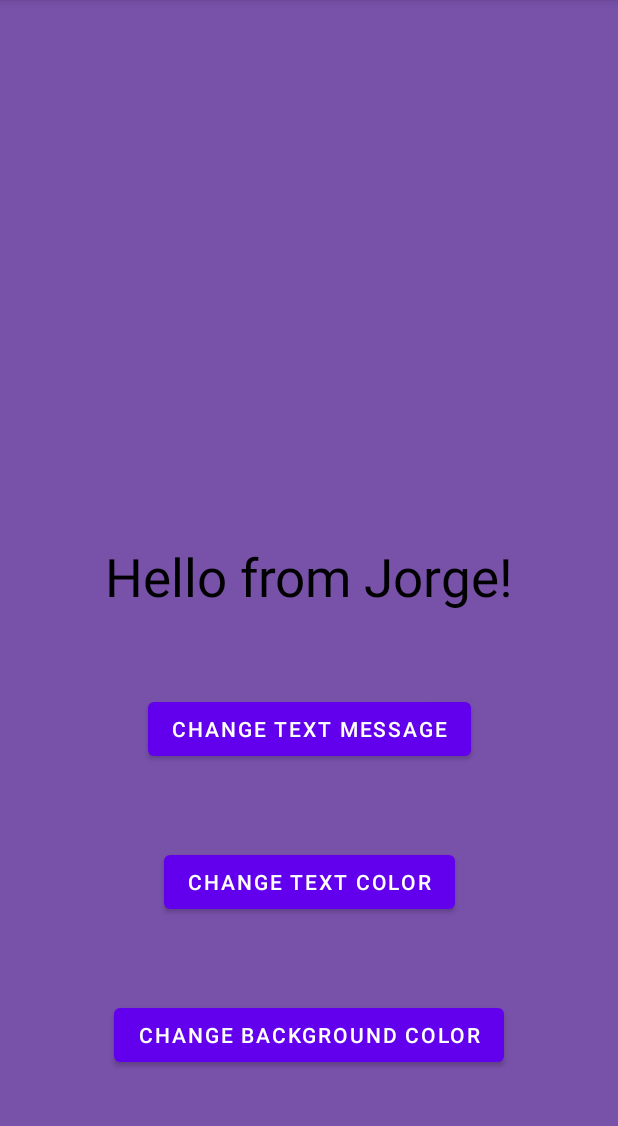
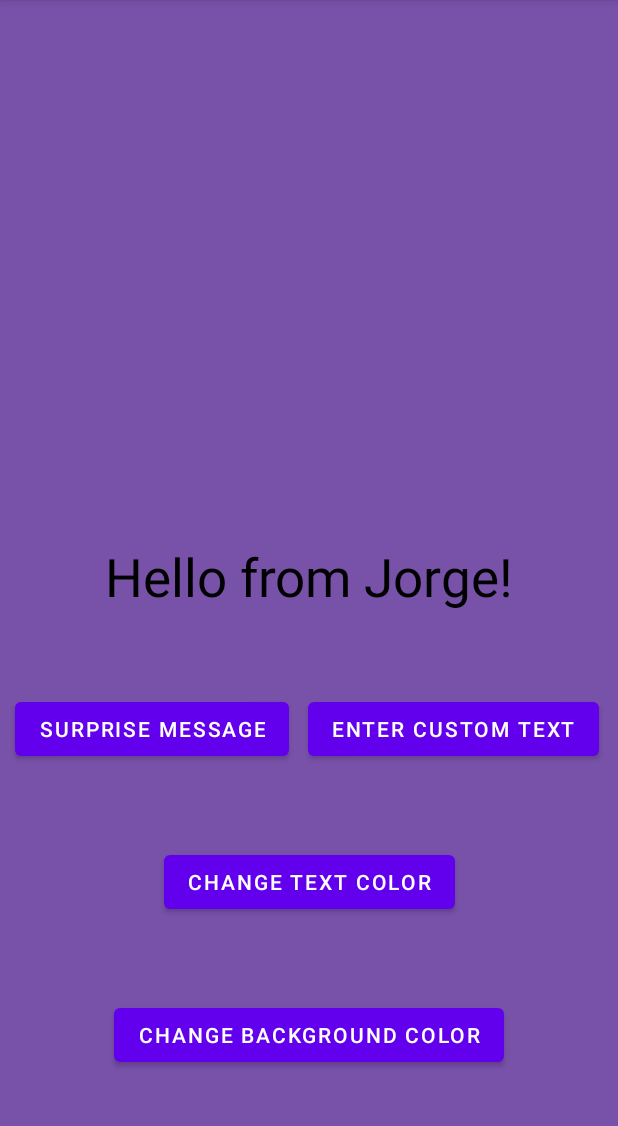
Before and after one commit to Jmdiaz1998/Codepath-Prework, an Android app: the screen it shows after launch (MainActivity), on a phone screen of 412 x 824 dp, the part 84-1210 px from its top. Run offline under Robolectric (Android 15) with nearby library versions, the phone set to English and light mode, and no system bars.

Commit message:
Made progress to complete optional user stories
Added variables from frequently used "FindbyView"s
Added Custom text button which calls for the user to enter custom text
Renamed button which calls for "Android is awesome" text to "Surprise me

```diff
--- a/MyFirstAppHelloWorld/app/src/main/java/com/example/myfirstapp_helloworld/MainActivity.kt
+++ b/MyFirstAppHelloWorld/app/src/main/java/com/example/myfirstapp_helloworld/MainActivity.kt
@@ -1,10 +1,14 @@
 package com.example.myfirstapp_helloworld
 
-import androidx.appcompat.app.AppCompatActivity
+import android.content.Context
 import android.os.Bundle
 import android.util.Log
+import android.view.View
+import android.view.inputmethod.InputMethodManager
 import android.widget.Button
+import android.widget.EditText
 import android.widget.TextView
+import androidx.appcompat.app.AppCompatActivity
 import androidx.constraintlayout.widget.ConstraintLayout
 
 
@@ -17,20 +21,25 @@ class MainActivity : AppCompatActivity() {
         // Display customized background color
         // Display button to change text color
         // 1. Add a button
+        val inputMethodManager = getSystemService(Context.INPUT_METHOD_SERVICE) as InputMethodManager
+        val editText = findViewById<EditText>(R.id.custom_text_entry)
+        val changeColorTextButton = findViewById<Button>(R.id.change_text_color_button)
+        val changeBackgroundButton = findViewById<Button>(R.id.change_background_color_button)
+        val messageTextView = findViewById<TextView>(R.id.messageTextView)
 
         // Get a reference to button
         //2.Set up logic to know when user has tapped on the button
-        findViewById<Button>(R.id.change_text_color_button).setOnClickListener {
+        changeColorTextButton.setOnClickListener {
             // Handles button tap
             // 3.Change the color of the text
             Log.i("Jorge", "Tapped on Change Text Button")
             // Get a reference to the text view
             // Set the color of the text view
-            findViewById<TextView>(R.id.textView).setTextColor(resources.getColor(R.color.pearl_white))
+            messageTextView.setTextColor(resources.getColor(R.color.pearl_white))
         }
 
         // Changes background color to white
-        findViewById<Button>(R.id.change_background_color_button).setOnClickListener {
+        changeBackgroundButton.setOnClickListener {
             Log.i("Jorge", "Tapped on Change Background Color button")
             findViewById<ConstraintLayout>(R.id.backgroundView).setBackgroundColor(
                 resources.getColor(
@@ -39,21 +48,37 @@ class MainActivity : AppCompatActivity() {
             )
         }
 
-        // Change Text Messege to "Android is Awesome!"
-        findViewById<Button>(R.id.Change_Text_Button).setOnClickListener {
+        // Change Text Message to "Android is Awesome!"
+        findViewById<Button>(R.id.change_text_button).setOnClickListener {
             Log.i("Jorge", "Tapped on Change Text Button")
-            findViewById<TextView>(R.id.textView).text = "Android is Awesome!"
+            messageTextView.text = "Android is Awesome!"
         }
 
-        // Resets the view for both background and text color
+
+        // Resets the view to default
         findViewById<ConstraintLayout>(R.id.backgroundView).setOnClickListener {
             Log.i("Jorge", "Tapped background to reset view")
             findViewById<ConstraintLayout>(R.id.backgroundView).setBackgroundColor(
-                getResources().getColor(
+                resources.getColor(
                     R.color.royal_purple
                 )
             )
-            findViewById<TextView>(R.id.textView).setTextColor(getResources().getColor(R.color.black))
+            messageTextView.setTextColor(resources.getColor(R.color.black))
+            messageTextView.text = "Hello from Jorge!"
+            findViewById<EditText>(R.id.custom_text_entry).visibility = View.GONE
+            inputMethodManager.hideSoftInputFromWindow(editText.windowToken, 0)
+        }
+
+        // Reveals custom text bar and asks user to enter custom text.
+        findViewById<Button>(R.id.enter_custom_text_button).setOnClickListener {
+            Log.i("Jorge", "Tapped Custom Text Entry")
+
+            // Returns visibility to custom text
+            findViewById<EditText>(R.id.custom_text_entry).visibility = View.VISIBLE
+
+            // Assigns edit text to value and requests focus
+            editText.requestFocus()
+            inputMethodManager.showSoftInput(editText, InputMethodManager.SHOW_IMPLICIT)
         }
     }
 }
--- a/MyFirstAppHelloWorld/app/src/main/res/layout/activity_main.xml
+++ b/MyFirstAppHelloWorld/app/src/main/res/layout/activity_main.xml
@@ -10,7 +10,7 @@
     tools:context=".MainActivity">
 
     <TextView
-        android:id="@+id/textView"
+        android:id="@+id/messageTextView"
         android:layout_width="wrap_content"
         android:layout_height="wrap_content"
         android:text="Hello from Jorge!"
@@ -18,7 +18,7 @@
         app:layout_constraintBottom_toBottomOf="parent"
         app:layout_constraintEnd_toEndOf="parent"
         app:layout_constraintStart_toStartOf="parent"
-        app:layout_constraintTop_toTopOf="parent"
+        app:layout_constraintTop_toBottomOf="@id/custom_text_entry"
         android:textColor="@color/black"/>
 
     <Button
@@ -29,7 +29,8 @@
         app:layout_constraintBottom_toBottomOf="parent"
         app:layout_constraintEnd_toEndOf="parent"
         app:layout_constraintStart_toStartOf="parent"
-        app:layout_constraintTop_toBottomOf="@+id/textView" />
+        app:layout_constraintTop_toBottomOf="@+id/messageTextView" />
+
 
     <Button
         android:id="@+id/change_background_color_button"
@@ -42,14 +43,41 @@
         app:layout_constraintTop_toBottomOf="@+id/change_text_color_button" />
 
     <Button
-        android:id="@+id/Change_Text_Button"
+        android:id="@+id/change_text_button"
         android:layout_width="wrap_content"
         android:layout_height="wrap_content"
-        android:text="Change text Message"
+        android:text="Surprise Message"
+        app:layout_constraintBottom_toTopOf="@+id/change_text_color_button"
+        app:layout_constraintStart_toStartOf="parent"
+        android:layout_marginStart="10dp"
+        app:layout_constraintTop_toBottomOf="@+id/messageTextView" />
+
+    <Button
+        android:id="@+id/enter_custom_text_button"
+        android:layout_width="wrap_content"
+        android:layout_height="wrap_content"
+        android:text="Enter Custom Text"
         app:layout_constraintBottom_toTopOf="@+id/change_text_color_button"
         app:layout_constraintEnd_toEndOf="parent"
+        app:layout_constraintStart_toEndOf="@id/change_text_button"
+        app:layout_constraintTop_toBottomOf="@+id/messageTextView" />
+
+    <EditText
+        android:id="@+id/custom_text_entry"
+        android:visibility="gone"
+        android:layout_width="match_parent"
+        android:layout_height="wrap_content"
+        android:layout_marginTop="60dp"
+        android:hint="Enter Custom Text Here"
+        android:inputType="textPersonName"
+        android:minHeight="48dp"
+        android:textAlignment="center"
+        android:textColorHighlight="@color/pearl_white"
+        android:textColorLink="@color/pearl_white"
+        app:layout_constraintEnd_toEndOf="parent"
         app:layout_constraintStart_toStartOf="parent"
-        app:layout_constraintTop_toBottomOf="@+id/textView" />
+        app:layout_constraintTop_toTopOf="parent"
+        android:selectAllOnFocus="true"/>
 
 
 </androidx.constraintlayout.widget.ConstraintLayout>
--- a/MyFirstAppHelloWorld/app/src/main/res/values/strings.xml
+++ b/MyFirstAppHelloWorld/app/src/main/res/values/strings.xml
@@ -1,3 +1,4 @@
 <resources>
     <string name="app_name">My First App -Hello World</string>
+
 </resources>
```
